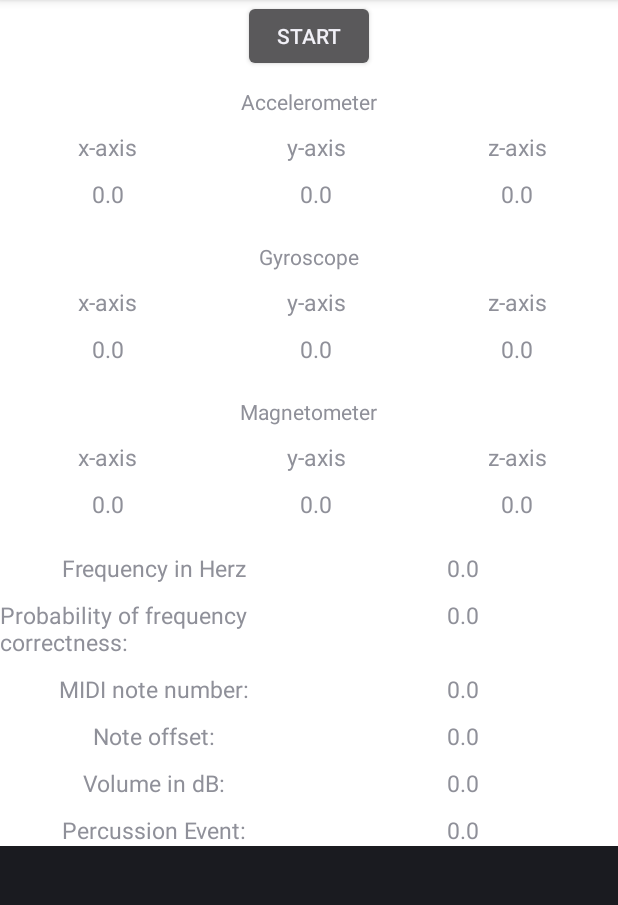
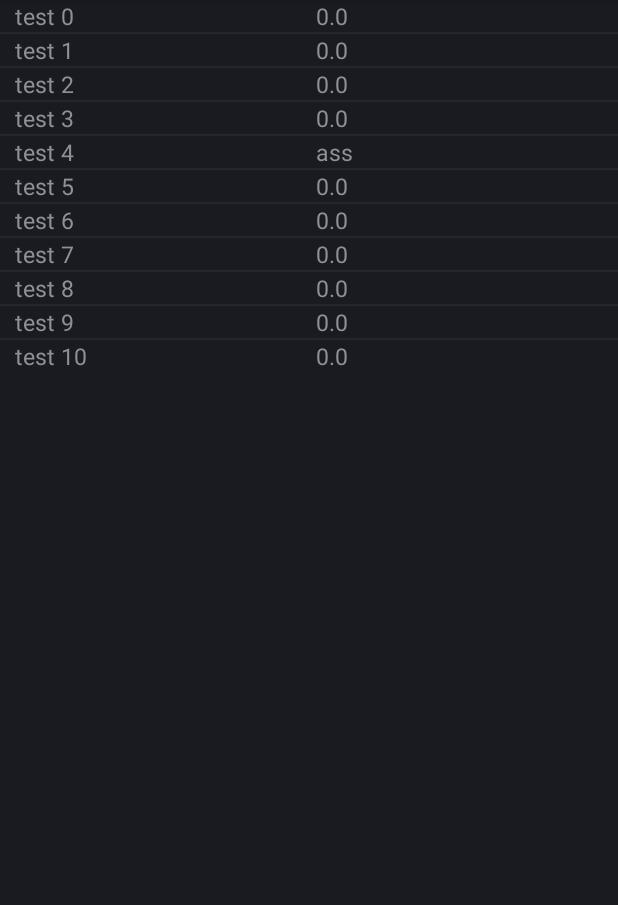
Before and after one commit to JKStein/BreathingAnalysis, an Android app: the screen it shows after launch (BreathingAnalysis before the commit, CustomListViewAndroidExample after it), on a phone screen of 412 x 824 dp, the part 84-989 px from its top. Run offline under Robolectric (Android 15) with nearby library versions, the phone set to English and light mode, and no system bars.

Commit message:
implemented a working custom list for being able to properly illustrate sensor data with a variable but set amount of values - attention here only this test gets executed need to change the AndroidManifest.xml back to BreathingAnalysis!

```diff
--- a/app/src/main/AndroidManifest.xml
+++ b/app/src/main/AndroidManifest.xml
@@ -17,7 +17,7 @@
         android:icon="@drawable/ic_launcher"
         android:label="@string/app_name" >
         <activity
-            android:name="com.jonas.breathinganalysis.BreathingAnalysis"
+            android:name="com.jonas.breathinganalysis.CustomListViewAndroidExample"
             android:configChanges="keyboardHidden|orientation|screenSize"
             android:label="@string/app_name"
             android:screenOrientation="portrait" >
--- /dev/null
+++ b/app/src/main/java/com/jonas/breathinganalysis/CustomAdapter.java
@@ -0,0 +1,65 @@
+package com.jonas.breathinganalysis;
+
+import android.content.Context;
+import android.view.LayoutInflater;
+import android.view.View;
+import android.view.ViewGroup;
+import android.widget.BaseAdapter;
+import android.widget.TextView;
+
+import java.util.ArrayList;
+
+
+class CustomAdapter extends BaseAdapter {
+    private Context context;
+    private ArrayList<ListEntry> listEntries;
+
+    CustomAdapter(Context context, ArrayList<ListEntry> listEntries) {
+        this.context = context;
+        this.listEntries = listEntries;
+    }
+
+    @Override
+    public int getCount() {
+        return listEntries.size();
+    }
+
+    @Override
+    public Object getItem(int position) {
+        return listEntries.get(position);
+    }
+
+    @Override
+    public long getItemId(int position) {
+        return position;
+    }
+
+
+    @Override
+    public View getView(int position, View convertView, ViewGroup viewGroup) {
+
+        if(convertView == null) {
+            LayoutInflater inflater = (LayoutInflater) context.getSystemService(Context.LAYOUT_INFLATER_SERVICE);
+            convertView = inflater.inflate(R.layout.sensor_entry, viewGroup, false);
+        }
+
+        TextView sensorEntryName = (TextView) convertView.findViewById(R.id.sensorEntryName);
+        TextView sensorEntryValue = (TextView) convertView.findViewById(R.id.sensorEntryValue);
+
+        if(listEntries.size() <= 0) {
+            sensorEntryName.setText(R.string.noData);
+            sensorEntryValue.setText(R.string.noData);
+        }
+        else {
+            ListEntry listEntry = listEntries.get(position);
+            sensorEntryName.setText(listEntry.getSensorEntryName());
+            sensorEntryValue.setText(listEntry.getSensorValue());
+        }
+        return convertView;
+    }
+
+    void setNewValue(int position, String value) {
+        listEntries.get(position).setSensorValue(value);
+        notifyDataSetChanged();
+    }
+}
--- /dev/null
+++ b/app/src/main/java/com/jonas/breathinganalysis/CustomListViewAndroidExample.java
@@ -0,0 +1,37 @@
+package com.jonas.breathinganalysis;
+
+import android.app.Activity;
+import android.os.Bundle;
+import android.widget.ListView;
+
+import java.util.ArrayList;
+
+public class CustomListViewAndroidExample extends Activity {
+
+    CustomAdapter customAdapter;
+
+    @Override
+    protected void onCreate(Bundle savedInstanceState) {
+        super.onCreate(savedInstanceState);
+        setContentView(R.layout.test_layout_no_scroll);
+
+        ArrayList<ListEntry> listEntries = new ArrayList<>();
+
+        //Add default entries to the list.
+        for (int i = 0; i < 11; i++) {
+            listEntries.add(new ListEntry("test " + i));
+        }
+
+        ListView list = (ListView) findViewById(R.id.non_scrolling_list_view);
+
+        customAdapter = new CustomAdapter(getApplicationContext(), listEntries);
+
+        list.setAdapter(customAdapter);
+
+        test();
+    }
+
+    void test() {
+        customAdapter.setNewValue(4,"ass");
+    }
+}
--- /dev/null
+++ b/app/src/main/java/com/jonas/breathinganalysis/ListEntry.java
@@ -0,0 +1,34 @@
+package com.jonas.breathinganalysis;
+
+/**
+ * @author Jonas Stein
+ */
+
+class ListEntry {
+
+    private static final String DEFAULT_SENSOR_VALUE = "0.0";
+    private String sensorEntryName;
+    private String sensorValue;
+
+    ListEntry(String sensorEntryName) {
+        this.sensorEntryName = sensorEntryName;
+        this.sensorValue = DEFAULT_SENSOR_VALUE;
+    }
+
+    String getSensorValue() {
+        return sensorValue;
+    }
+
+    void setSensorValue(String sensorValue) {
+        this.sensorValue = sensorValue;
+    }
+
+    String getSensorEntryName() {
+        return sensorEntryName;
+    }
+
+    @Override
+    public String toString() {
+        return ("sensor entry name = " + sensorEntryName + " | sensor value = " + sensorValue);
+    }
+}
--- /dev/null
+++ b/app/src/main/java/com/jonas/breathinganalysis/NonScrollListView.java
@@ -0,0 +1,32 @@
+package com.jonas.breathinganalysis;
+
+import android.content.Context;
+import android.util.AttributeSet;
+import android.view.ViewGroup;
+import android.widget.ListView;
+
+/**
+ * @author Jonas Stein
+ */
+
+public class NonScrollListView extends ListView {
+
+    public NonScrollListView(Context context) {
+        super(context);
+    }
+    public NonScrollListView(Context context, AttributeSet attrs) {
+        super(context, attrs);
+    }
+    public NonScrollListView(Context context, AttributeSet attrs, int defStyle) {
+        super(context, attrs, defStyle);
+    }
+
+    @Override
+    public void onMeasure(int widthMeasureSpec, int heightMeasureSpec) {
+        int heightMeasureSpec_custom = MeasureSpec.makeMeasureSpec(
+                Integer.MAX_VALUE >> 2, MeasureSpec.AT_MOST);
+        super.onMeasure(widthMeasureSpec, heightMeasureSpec_custom);
+        ViewGroup.LayoutParams params = getLayoutParams();
+        params.height = getMeasuredHeight();
+    }
+}
--- a/app/src/main/java/com/jonas/breathinganalysis/SensorRecorder.java
+++ b/app/src/main/java/com/jonas/breathinganalysis/SensorRecorder.java
@@ -1,6 +1,5 @@
 package com.jonas.breathinganalysis;
 
-import android.app.Fragment;
 import android.hardware.Sensor;
 import android.hardware.SensorEvent;
 import android.hardware.SensorEventListener;
@@ -11,7 +10,6 @@ import android.view.View;
 import android.view.ViewGroup;
 import android.widget.TextView;
 
-import java.util.ArrayList;
 import java.util.Locale;
 
 import static android.content.ContentValues.TAG;
@@ -20,30 +18,24 @@ import static android.content.ContentValues.TAG;
  * Measures, stores and displays all available sensor data of a particular sensor.
  * @author Jonas Stein
  */
-public class SensorRecorder extends Fragment implements SensorEventListener{
+public class SensorRecorder extends Recorder implements SensorEventListener{
 
     /**
      * The name of the Sensor.
      */
     private String sensorName;
     /**
-     * The values collected by the sensor.
-     */
-    private ArrayList<SensorDate> sensorData;
-    /**
      * The amount of nanoseconds in one millisecond.
      */
     private static final long NANOSECONDS_PER_MILLISECOND = 1000000L;
     /**
+     * The name a sensor will be called if none is supplied.
+     */
+    private static final String DEFAULT_SENSOR_NAME = "Unnamed Sensor";
+    /**
      * The {@link android.widget.TextView TextViews} illustrating the sensor values.
      */
     private TextView xAxis, yAxis, zAxis;
-    /**
-     * Only if this attribute is true, the measured values will be stored.
-     */
-    private boolean recording;
-
-
 
 
     public static SensorRecorder newInstance(String sensorName) {
@@ -68,9 +60,12 @@ public class SensorRecorder extends Fragment implements SensorEventListener{
     @Override
     public void onCreate(Bundle savedInstanceState) {
         super.onCreate(savedInstanceState);
-        this.sensorName = getArguments().getString("sensorName", "some sensor");
-        this.recording = false;
-        this.sensorData = new ArrayList<>();
+        if(getArguments() != null) {
+            this.sensorName = getArguments().getString("sensorName", DEFAULT_SENSOR_NAME);
+        }
+        else {
+            this.sensorName = DEFAULT_SENSOR_NAME;
+        }
     }
 
     /**
@@ -93,10 +88,10 @@ public class SensorRecorder extends Fragment implements SensorEventListener{
         final long timestamp = event.timestamp / NANOSECONDS_PER_MILLISECOND;
 
         //Add new values to the series of measurement if recording.
-        if(recording) {
+        if(isRecording()) {
             //event.timestamp yields the timestamp of the SensorEvent in nanoseconds,
             // but overall measurement is based on milliseconds.
-            sensorData.add(new SensorDate(timestamp, values));
+            getSensorData().add(new SensorDate(timestamp, values));
         }
     }
 
@@ -119,33 +114,4 @@ public class SensorRecorder extends Fragment implements SensorEventListener{
                 Log.d(TAG, "The accuracy of the " + this.sensorName + " has changed to: high");
         }
     }
-
-    /**
-     * Getter for the {@link java.util.ArrayList} containing the captured sensor data.
-     * @return An {@link java.util.ArrayList} containing the captured sensor data.
-     */
-    ArrayList<SensorDate> getSensorData() {
-        return this.sensorData;
-    }
-
-    /**
-     * Starts the scoring of all measured sensor data.
-     */
-    void startRecording() {
-        this.recording = true;
-    }
-
-    /**
-     * Stop the scoring of all measured sensor data.
-     */
-    void stopRecording() {
-        this.recording = false;
-    }
-
-    /**
-     * Enables storing a new series of measurement by deleting all old data.
-     */
-    void clearSensorData() {
-        sensorData.clear();
-    }
 }
--- /dev/null
+++ b/app/src/main/res/layout/sensor_entry.xml
@@ -0,0 +1,22 @@
+<?xml version="1.0" encoding="utf-8"?>
+<LinearLayout xmlns:android="http://schemas.android.com/apk/res/android"
+    android:id="@+id/listEntry"
+    android:layout_width="fill_parent"
+    android:layout_height="wrap_content"
+    android:orientation="horizontal" >
+
+    <TextView
+        android:id="@+id/sensorEntryName"
+        android:layout_width="0dp"
+        android:layout_height="wrap_content"
+        android:layout_weight="1"
+        android:layout_marginStart="10dp"
+        android:textSize="15sp"/>
+
+    <TextView
+        android:id="@+id/sensorEntryValue"
+        android:layout_width="0dp"
+        android:layout_height="wrap_content"
+        android:layout_weight="1"
+        android:textSize="15sp"/>
+</LinearLayout>
--- /dev/null
+++ b/app/src/main/res/layout/test_layout_no_scroll.xml
@@ -0,0 +1,11 @@
+<RelativeLayout
+    xmlns:android="http://schemas.android.com/apk/res/android"
+    android:layout_width="match_parent"
+    android:layout_height="wrap_content">
+
+    <com.jonas.breathinganalysis.NonScrollListView
+        android:id="@+id/non_scrolling_list_view"
+        android:layout_width="match_parent"
+        android:layout_height="wrap_content">
+    </com.jonas.breathinganalysis.NonScrollListView>
+</RelativeLayout>
--- a/app/src/main/res/values/strings.xml
+++ b/app/src/main/res/values/strings.xml
@@ -14,4 +14,5 @@
     <string name="note">Percussion Event:</string>
     <string name="noteOffset">Note offset:</string>
     <string name="midiNote">MIDI note number:</string>
+    <string name="noData">No Data to display!</string>
 </resources>
```
Also changed, not shown: app/src/main/java/com/jonas/breathinganalysis/BreathingAnalysis.java (+36 -33 lines), app/src/main/java/com/jonas/breathinganalysis/PercussionRecorder.java (+3 -42 lines), app/src/main/java/com/jonas/breathinganalysis/PitchRecorder.java (+3 -42 lines), app/src/main/java/com/jonas/breathinganalysis/Recorder.java (added, +69 -0 lines), app/src/main/java/com/jonas/breathinganalysis/TestFragment.java (added, +44 -0 lines), app/src/main/java/com/jonas/breathinganalysis/VolumeRecorder.java (+3 -42 lines), app/src/main/res/layout/activity_main.xml (+11 -1 lines), app/src/main/res/layout/generalized_sensor_fragment.xml (added, +15 -0 lines), app/src/main/res/layout/test_layout.xml (added, +12 -0 lines).
